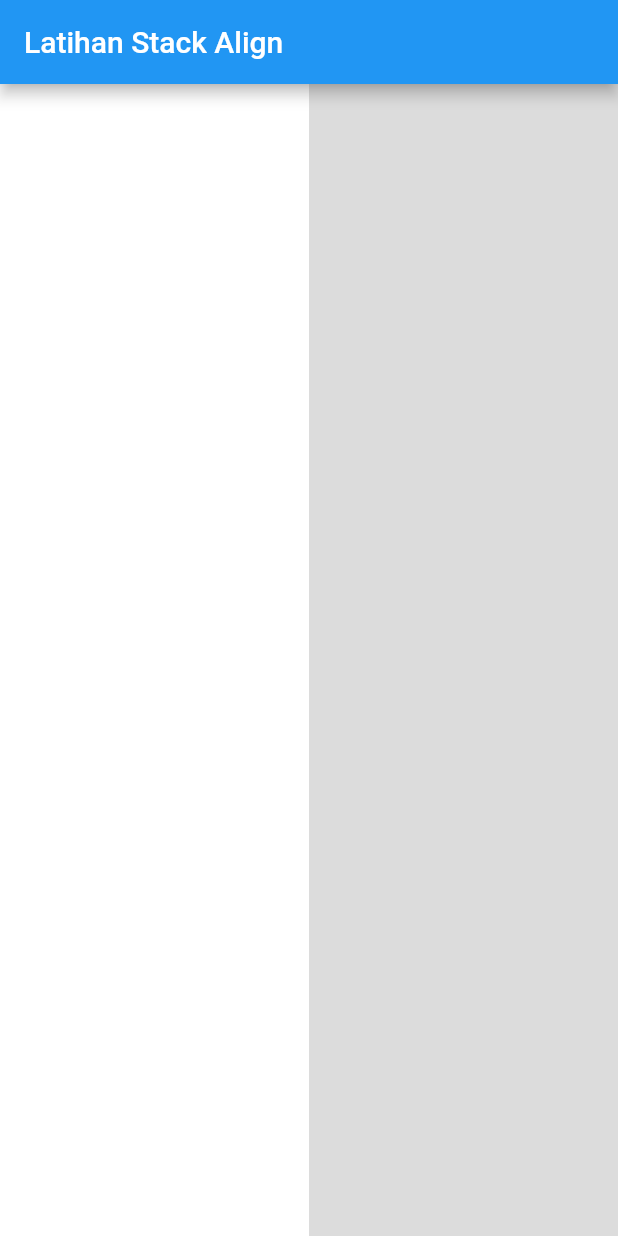
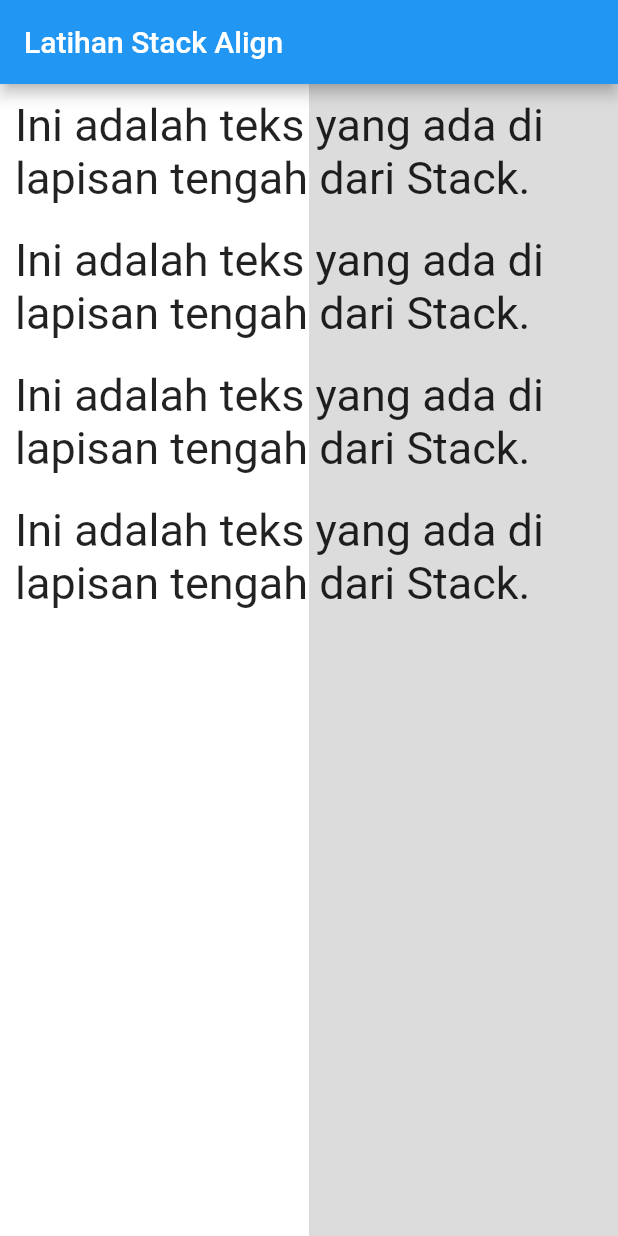
Before and after one commit to Rillwz/latihan_stack_align, a Flutter app: the screen it shows after launch, on a phone screen of 412 x 824 dp. Run offline on Flutter 3.47's test engine with Material 2 defaults, Android fonts, the phone set to English and light mode, and no system bars.

Commit message:
latihan stack align

```diff
--- a/lib/main.dart
+++ b/lib/main.dart
@@ -58,8 +58,52 @@ class MyApp extends StatelessWidget {
                   ),
                 )
               ],
+            ),
+            // listview dengan text
+            ListView(
+              children: [
+                Column(
+                  children: [
+                    Container(
+                      margin: EdgeInsets.all(10),
+                      child: Text(
+                        'Ini adalah teks yang ada di lapisan tengah dari Stack.',
+                        style: TextStyle(
+                          fontSize: 30,
+                        ),
+                      ),
+                    ),
+                    Container(
+                      margin: EdgeInsets.all(10),
+                      child: Text(
+                        'Ini adalah teks yang ada di lapisan tengah dari Stack.',
+                        style: TextStyle(
+                          fontSize: 30,
+                        ),
+                      ),
+                    ),
+                    Container(
+                      margin: EdgeInsets.all(10),
+                      child: Text(
+                        'Ini adalah teks yang ada di lapisan tengah dari Stack.',
+                        style: TextStyle(
+                          fontSize: 30,
+                        ),
+                      ),
+                    ),
+                    Container(
+                      margin: EdgeInsets.all(10),
+                      child: Text(
+                        'Ini adalah teks yang ada di lapisan tengah dari Stack.',
+                        style: TextStyle(
+                          fontSize: 30,
+                        ),
+                      ),
+                    )
+                  ],
+                )
+              ],
             )
-            // listview dengan text
             // button di tengah bawah
           ],
         ),
```
